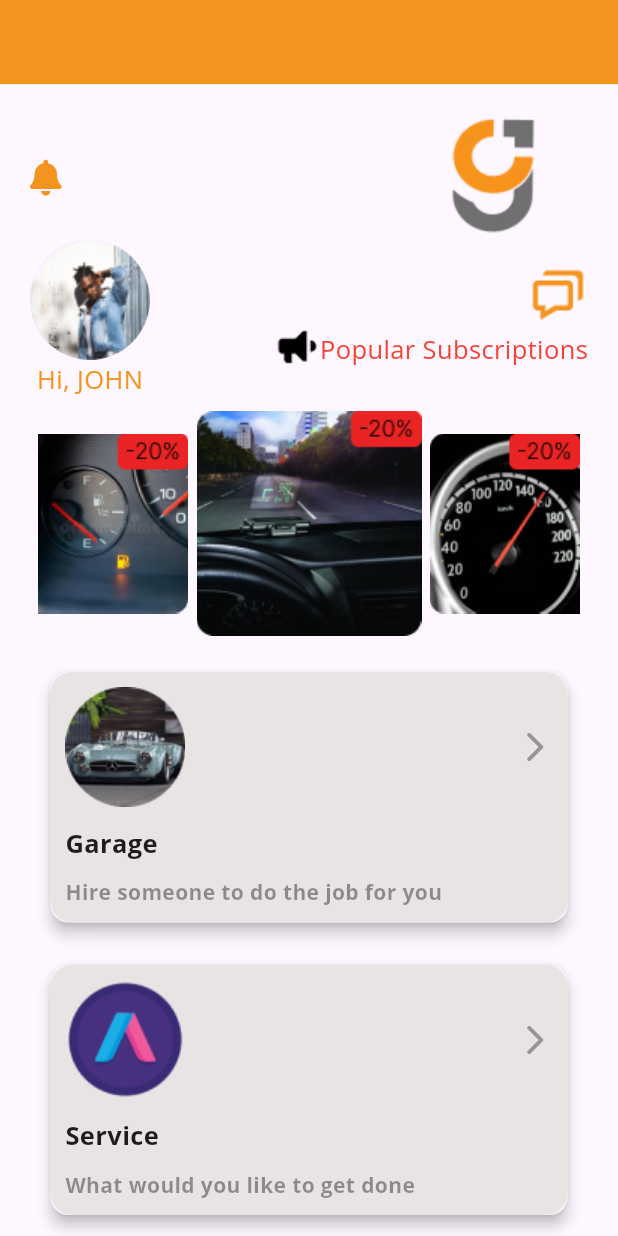
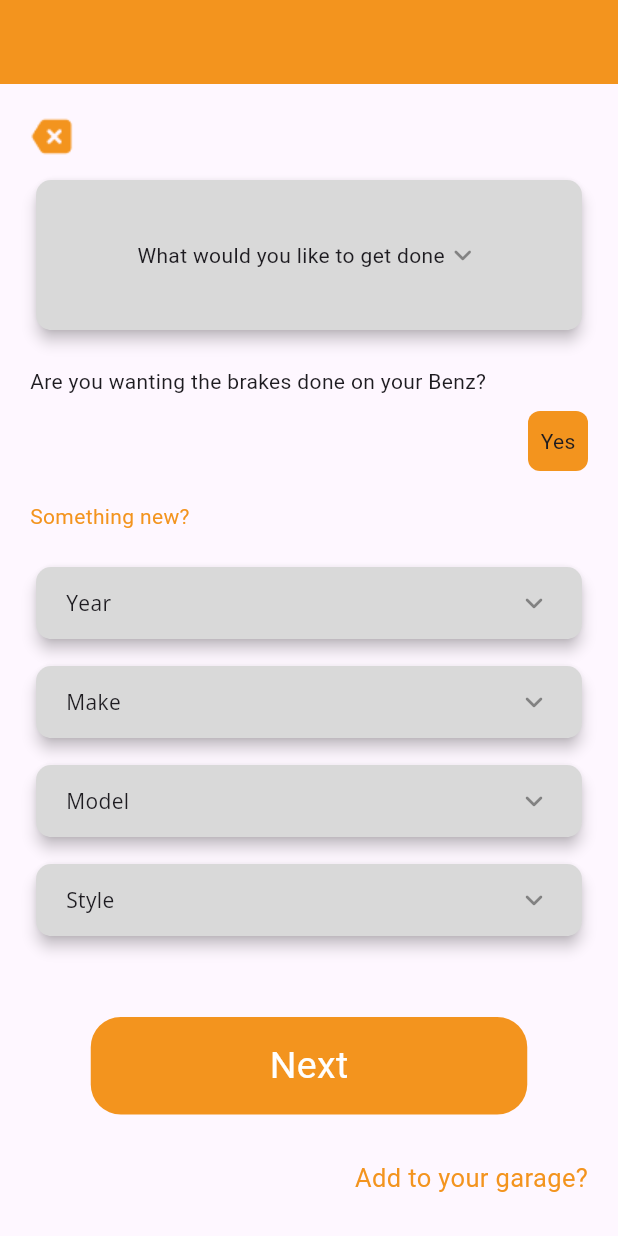
Before and after one commit to Innovative-Tech-Solutions/Carma-App, a Flutter app: the screen it shows after launch, on a phone screen of 412 x 824 dp. Run offline on Flutter 3.47's test engine with Material 3 defaults, Android fonts, the phone set to English and light mode, and no system bars; our stand-ins replace font_awesome_flutter, google_fonts; Roboto replaces fonts that are missing (Inder); project files that could hold a hidden picture were left out.

Commit message:
new uis done

```diff
--- a/lib/main.dart
+++ b/lib/main.dart
@@ -1,6 +1,8 @@
 import 'package:carma_app/pages/auth/loginPage.dart';
 import 'package:carma_app/pages/auth/signupPage.dart';
 import 'package:carma_app/pages/home/homePage.dart';
+import 'package:carma_app/pages/services/first_time_users.dart';
+import 'package:carma_app/pages/services/returning_customer_Screen.dart';
 import 'package:flutter/material.dart';
 
 void main() {
@@ -15,7 +17,7 @@
   Widget build(BuildContext context) {
     return const MaterialApp(
       debugShowCheckedModeBanner: false,
-      home: HomePage(),
+      home: ReturningCustomerScreen(),
     );
   }
 }
--- /dev/null
+++ b/lib/pages/services/returning_customer_Screen.dart
@@ -0,0 +1,220 @@
+import 'package:flutter/material.dart';
+import 'package:google_fonts/google_fonts.dart';
+
+class ReturningCustomerScreen extends StatelessWidget {
+  const ReturningCustomerScreen({super.key});
+
+  @override
+  Widget build(BuildContext context) {
+    return Scaffold(
+      appBar: AppBar(
+        backgroundColor: const Color.fromARGB(255, 243, 148, 30),
+      ),
+      body: SafeArea(
+        child: Padding(
+          padding: const EdgeInsets.symmetric(horizontal: 20, vertical: 20),
+          child: Column(
+            crossAxisAlignment: CrossAxisAlignment.start,
+            children: [
+              Image.asset(
+                'assets/images/backbutton.png',
+              ),
+              const SizedBox(height: 10),
+              Card(
+                elevation: 4,
+                child: Container(
+                  height: 100,
+                  decoration: BoxDecoration(
+                      borderRadius: BorderRadius.circular(10),
+                      color: const Color.fromARGB(255, 217, 217, 217)),
+                  child: Row(
+                    mainAxisAlignment: MainAxisAlignment.center,
+                    children: [
+                      Text(
+                        'What would you like to get done',
+                        style: GoogleFonts.inder(),
+                      ),
+                      Icon(
+                        Icons.keyboard_arrow_down_rounded,
+                        color:
+                            const Color.fromARGB(255, 0, 0, 0).withOpacity(0.4),
+                      )
+                    ],
+                  ),
+                ),
+              ),
+              const SizedBox(height: 20),
+              Text(
+                'Are you wanting the brakes done on your Benz?',
+                style: GoogleFonts.inder(),
+              ),
+              const SizedBox(height: 10),
+              Row(
+                mainAxisAlignment: MainAxisAlignment.end,
+                children: [
+                  Container(
+                    height: 40,
+                    width: 40,
+                    decoration: BoxDecoration(
+                      borderRadius: BorderRadius.circular(8),
+                      color: Color.fromARGB(255, 243, 148, 30),
+                    ),
+                    child: const Center(
+                      child: Text('Yes'),
+                    ),
+                  )
+                ],
+              ),
+              const SizedBox(height: 20),
+              Text(
+                'Something new?',
+                style: GoogleFonts.inder(
+                    color: const Color.fromARGB(255, 243, 148, 30),
+                    fontSize: 14,
+                    fontWeight: FontWeight.w400),
+              ),
+              const SizedBox(height: 20),
+              Column(
+                children: [
+                  Card(
+                    elevation: 4,
+                    child: Container(
+                      padding: const EdgeInsets.symmetric(horizontal: 20),
+                      height: 48,
+                      decoration: BoxDecoration(
+                          borderRadius: BorderRadius.circular(10),
+                          color: const Color.fromARGB(255, 217, 217, 217)),
+                      child: Row(
+                        mainAxisAlignment: MainAxisAlignment.spaceBetween,
+                        children: [
+                          Text(
+                            'Year',
+                            style: GoogleFonts.openSans(),
+                          ),
+                          Icon(
+                            Icons.keyboard_arrow_down_rounded,
+                            color: const Color.fromARGB(255, 0, 0, 0)
+                                .withOpacity(0.4),
+                          )
+                        ],
+                      ),
+                    ),
+                  ),
+                  const SizedBox(height: 10),
+                  Card(
+                    elevation: 4,
+                    child: Container(
+                      padding: const EdgeInsets.symmetric(horizontal: 20),
+                      height: 48,
+                      decoration: BoxDecoration(
+                          borderRadius: BorderRadius.circular(10),
+                          color: const Color.fromARGB(255, 217, 217, 217)),
+                      child: Row(
+                        mainAxisAlignment: MainAxisAlignment.spaceBetween,
+                        children: [
+                          Text(
+                            'Make',
+                            style: GoogleFonts.openSans(),
+                          ),
+                          Icon(
+                            Icons.keyboard_arrow_down_rounded,
+                            color: const Color.fromARGB(255, 0, 0, 0)
+                                .withOpacity(0.4),
+                          )
+                        ],
+                      ),
+                    ),
+                  ),
+                  const SizedBox(height: 10),
+                  Card(
+                    elevation: 4,
+                    child: Container(
+                      padding: const EdgeInsets.symmetric(horizontal: 20),
+                      height: 48,
+                      decoration: BoxDecoration(
+                          borderRadius: BorderRadius.circular(10),
+                          color: const Color.fromARGB(255, 217, 217, 217)),
+                      child: Row(
+                        mainAxisAlignment: MainAxisAlignment.spaceBetween,
+                        children: [
+                          Text(
+                            'Model',
+                            style: GoogleFonts.openSans(),
+                          ),
+                          Icon(
+                            Icons.keyboard_arrow_down_rounded,
+                            color: const Color.fromARGB(255, 0, 0, 0)
+                                .withOpacity(0.4),
+                          )
+                        ],
+                      ),
+                    ),
+                  ),
+                  const SizedBox(height: 10),
+                  Card(
+                    elevation: 4,
+                    child: Container(
+                      padding: const EdgeInsets.symmetric(horizontal: 20),
+                      height: 48,
+                      decoration: BoxDecoration(
+                          borderRadius: BorderRadius.circular(10),
+                          color: const Color.fromARGB(255, 217, 217, 217)),
+                      child: Row(
+                        mainAxisAlignment: MainAxisAlignment.spaceBetween,
+                        children: [
+                          Text(
+                            'Style',
+                            style: GoogleFonts.openSans(),
+                          ),
+                          Icon(
+                            Icons.keyboard_arrow_down_rounded,
+                            color: const Color.fromARGB(255, 0, 0, 0)
+                                .withOpacity(0.4),
+                          )
+                        ],
+                      ),
+                    ),
+                  ),
+                ],
+              ),
+              const SizedBox(height: 50),
+              Center(
+                child: Container(
+                  height: 65,
+                  width: 291,
+                  decoration: BoxDecoration(
+                    color: const Color.fromARGB(255, 243, 148, 30),
+                    borderRadius: BorderRadius.circular(20),
+                  ),
+                  // ignore: prefer_const_constructors
+                  child: Center(
+                      child: Text(
+                    'Next',
+                    style: GoogleFonts.inder(
+                      fontWeight: FontWeight.w400,
+                      fontSize: 25,
+                      color: Colors.white,
+                    ),
+                  )),
+                ),
+              ),
+              const SizedBox(height: 30),
+              Row(
+                mainAxisAlignment: MainAxisAlignment.end,
+                children: [
+                  Text(
+                    'Add to your garage?',
+                    style: GoogleFonts.inder(
+                      fontSize: 17,
+                      color: const Color.fromARGB(255, 243, 148, 30),
+                    ),
+                  ),
+                ],
+              )
+            ],
+          ),
+        ),
+      ),
+    );
+  }
+}
```
Also changed, not shown: lib/pages/services/first_time_users.dart (added, +198 -0 lines), assets/images/backbutton.png (added).
